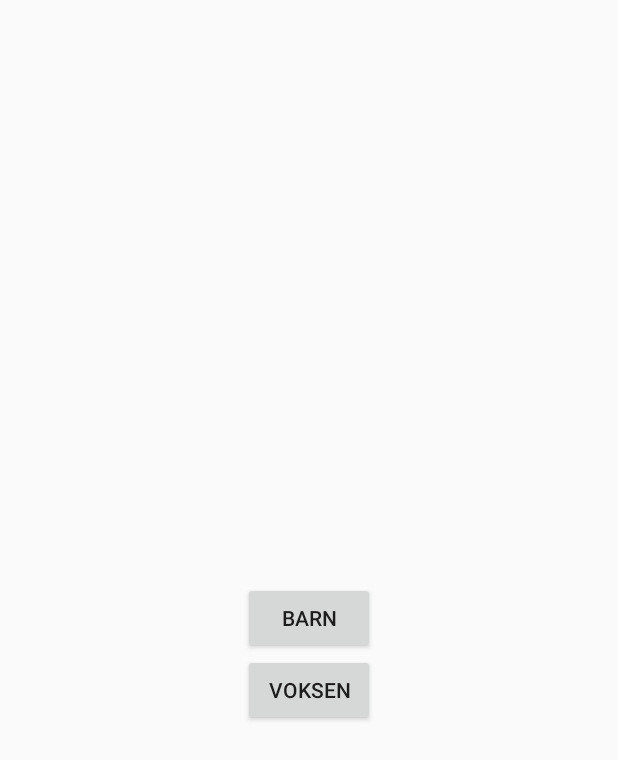
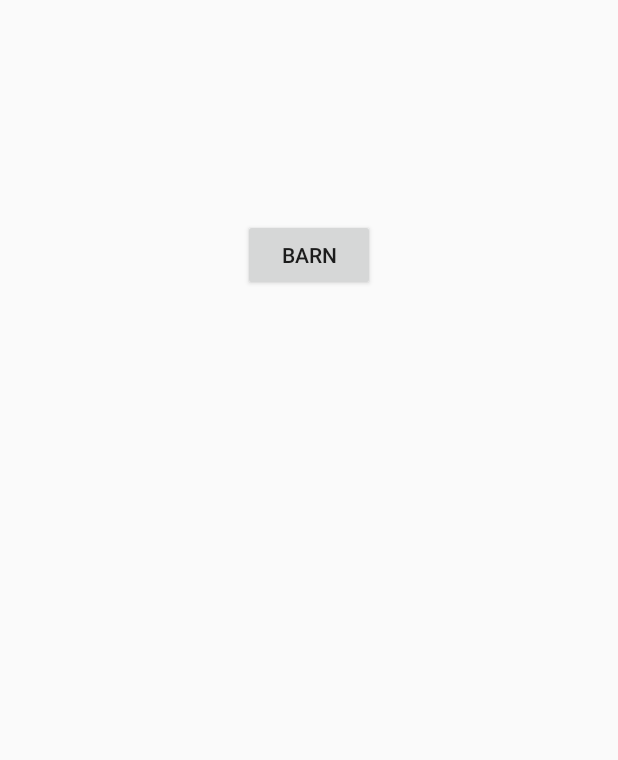
Before and after one commit to dkzeb/kiddieBank, an Android app: the layout activity_main.xml on its own in the app's theme, with its tools: preview values and no code run, on a phone screen of 412 x 824 dp. Shown: the top 760 px of the screen. Run offline under Robolectric (Android 15) with nearby library versions, the phone set to English and light mode, and no system bars.

Commit message:
Main og stuff! :)

```diff
--- a/kiddieBankApp/app/src/main/res/layout/activity_main.xml
+++ b/kiddieBankApp/app/src/main/res/layout/activity_main.xml
@@ -13,15 +13,8 @@
         android:layout_width="wrap_content"
         android:layout_height="wrap_content"
         android:text="Barn"
-        android:id="@+id/button"
-        android:layout_centerVertical="true"
-        android:layout_centerHorizontal="true" />
-
-    <Button
-        android:layout_width="wrap_content"
-        android:layout_height="wrap_content"
-        android:text="Voksen"
-        android:id="@+id/button2"
-        android:layout_below="@+id/button"
-        android:layout_centerHorizontal="true" />
+        android:id="@+id/barnButton"
+        android:layout_alignParentTop="true"
+        android:layout_centerHorizontal="true"
+        android:layout_marginTop="130dp" />
 </RelativeLayout>
--- a/kiddieBankApp/app/src/main/res/layout/activity_you_got_money.xml
+++ b/kiddieBankApp/app/src/main/res/layout/activity_you_got_money.xml
@@ -41,7 +41,7 @@
         android:layout_width="wrap_content"
         android:layout_height="wrap_content"
         android:id="@+id/imageView"
-        android:src="@drawable/DK1000"
+        android:src="@drawable/dk1000"
         android:layout_below="@+id/moneyValTxt"
         android:layout_centerHorizontal="true" />
 
```
Also changed, not shown: kiddieBankApp/app/src/main/AndroidManifest.xml (+8 -2 lines), kiddieBankApp/app/src/main/java/dk/zebweb/kiddiebankapp/MainActivity.java (+13 -0 lines), kiddieBankApp/app/src/main/java/dk/zebweb/kiddiebankapp/youGotMoney.java (+14 -0 lines), kiddieBankApp/app/src/main/res/drawable/dk1000.jpg (renamed from kiddieBankApp/app/src/main/res/drawable/DK1000.jpg).
